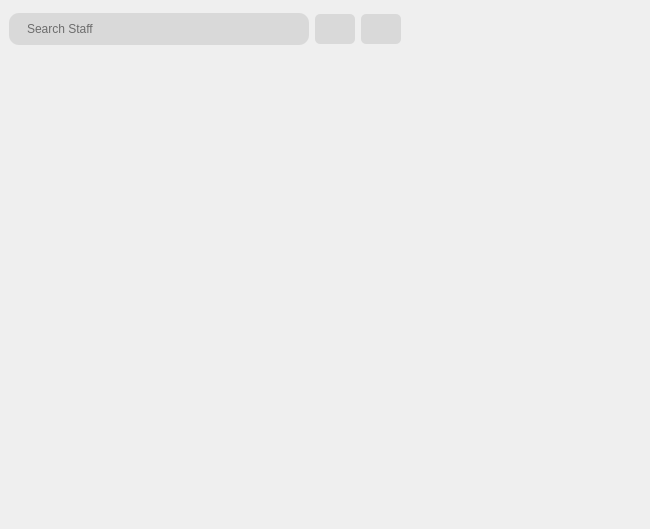
Qt form application/cust_package/view_reservation.ui (SeneshNV/XYZ-Hotel-Management) before a commit.
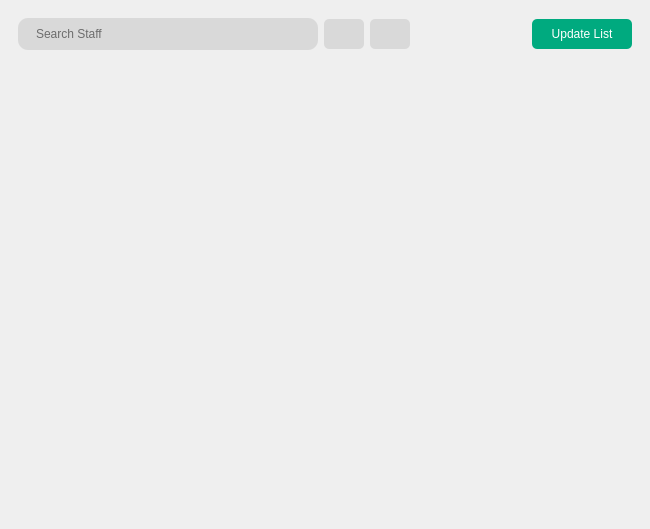
The same form after that commit. Icons and pictures are not drawn.

What changed in the file:
```diff
--- a/application/cust_package/view_reservation.ui
+++ b/application/cust_package/view_reservation.ui
@@ -67,19 +67,7 @@
          <property name="frameShadow">
           <enum>QFrame::Raised</enum>
          </property>
-         <layout class="QHBoxLayout" name="horizontalLayout_3">
-          <property name="leftMargin">
-           <number>0</number>
-          </property>
-          <property name="topMargin">
-           <number>0</number>
-          </property>
-          <property name="rightMargin">
-           <number>0</number>
-          </property>
-          <property name="bottomMargin">
-           <number>0</number>
-          </property>
+         <layout class="QHBoxLayout" name="horizontalLayout_2">
           <item>
            <widget class="QLineEdit" name="txt_search">
             <property name="sizePolicy">
@@ -211,6 +199,45 @@
             </property>
            </spacer>
           </item>
+          <item>
+           <widget class="QPushButton" name="update_this_list">
+            <property name="minimumSize">
+             <size>
+              <width>100</width>
+              <height>30</height>
+             </size>
+            </property>
+            <property name="maximumSize">
+             <size>
+              <width>120</width>
+              <height>30</height>
+             </size>
+            </property>
+            <property name="styleSheet">
+             <string notr="true">/* Default button style */
+QPushButton {
+    background-color: #00aa7f;
+	font: 10pt &quot;SF Pro Display&quot;;
+    color: #ffffff;
+    border: none;
+    border-radius: 5px;
+    padding: 8px 16px; 
+
+}
+
+/* Button style on hover */
+QPushButton:hover {
+ background-color: #d0d0d0;
+	color: #ffffff;
+	font-weight: bold;
+}
+</string>
+            </property>
+            <property name="text">
+             <string>Update List</string>
+            </property>
+           </widget>
+          </item>
          </layout>
         </widget>
        </item>
@@ -228,7 +255,7 @@
             <x>0</x>
             <y>0</y>
             <width>632</width>
-            <height>465</height>
+            <height>454</height>
            </rect>
           </property>
          </widget>
```
